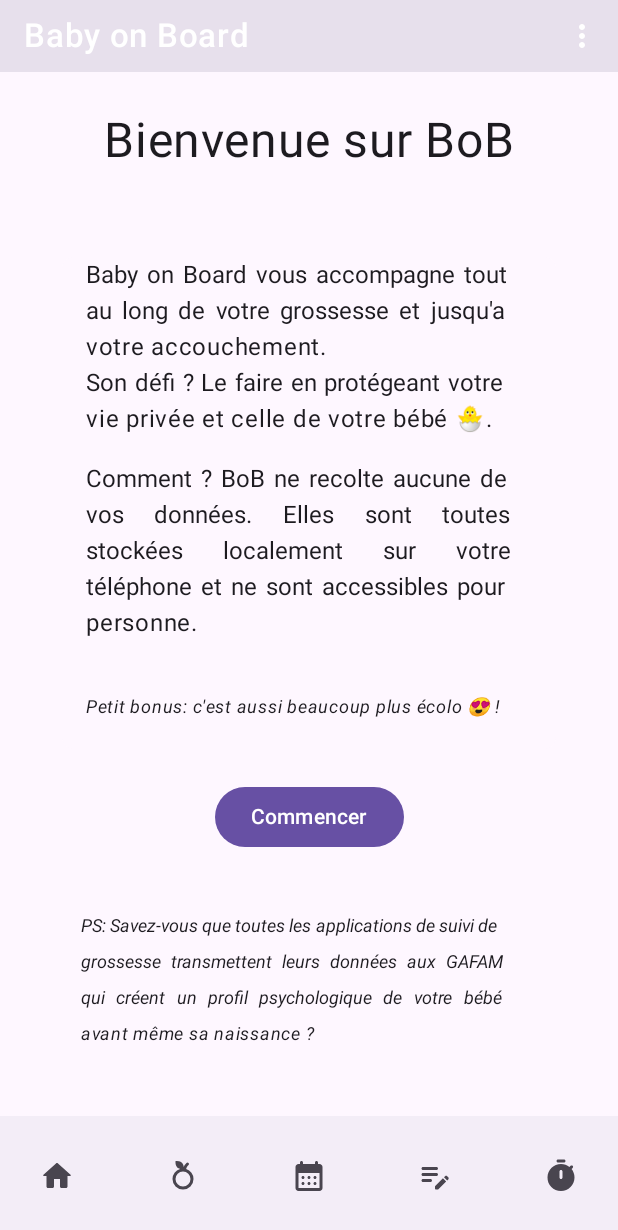
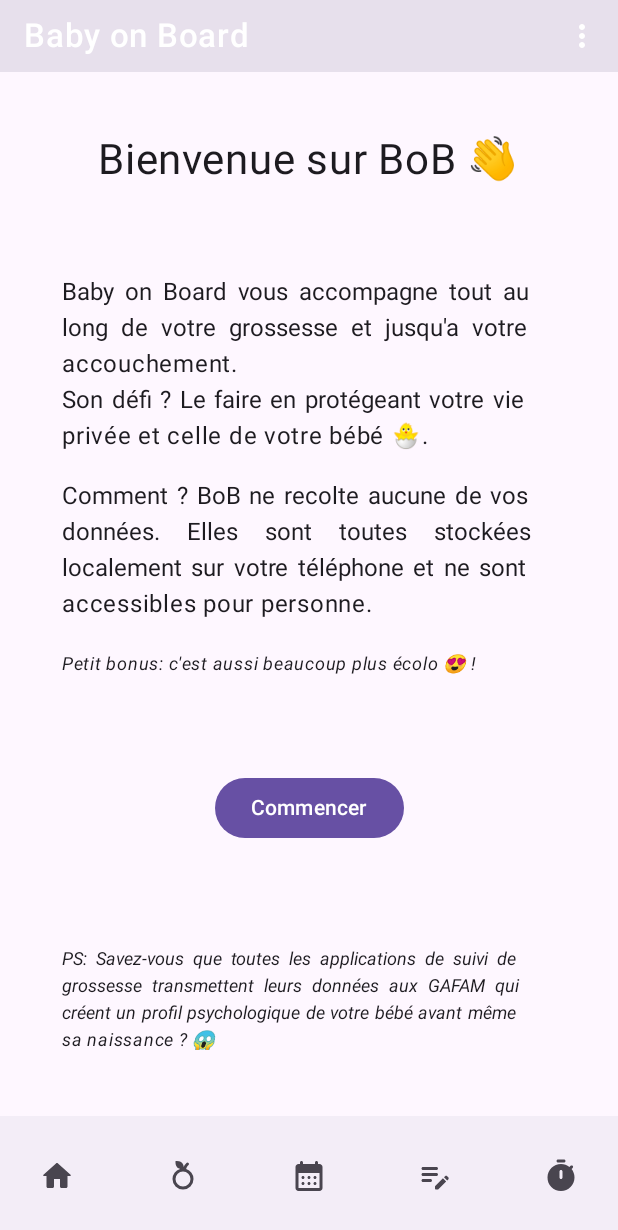
Before and after one commit to lrq3000/baby-on-board, an Android app built with Jetpack Compose: the screen it shows after launch (MainActivity), on a phone screen of 412 x 824 dp. Shown: the top 1230 px of the screen. Run offline under Robolectric (Android 15) with nearby library versions, the phone set to English and light mode, and no system bars.

Commit message:
Refactor all texts to string ressouces for WelcomeScreen Fix UI of WelcomeScreen

```diff
--- a/app/src/main/java/com/example/bob/ui/compose/WelcomeScreen.kt
+++ b/app/src/main/java/com/example/bob/ui/compose/WelcomeScreen.kt
@@ -2,14 +2,11 @@ package com.example.bob.ui.compose
 
 import androidx.compose.foundation.layout.Arrangement
 import androidx.compose.foundation.layout.Column
-import androidx.compose.foundation.layout.Spacer
 import androidx.compose.foundation.layout.fillMaxSize
 import androidx.compose.foundation.layout.fillMaxWidth
-import androidx.compose.foundation.layout.height
 import androidx.compose.foundation.layout.padding
 import androidx.compose.foundation.shape.RoundedCornerShape
 import androidx.compose.material3.Button
-import androidx.compose.material3.Surface
 import androidx.compose.material3.Text
 import androidx.compose.runtime.Composable
 import androidx.compose.ui.Alignment
@@ -20,6 +17,7 @@ import androidx.compose.ui.text.font.FontStyle
 import androidx.compose.ui.text.style.TextAlign
 import androidx.compose.ui.tooling.preview.Preview
 import androidx.compose.ui.unit.dp
+import androidx.compose.ui.unit.em
 import androidx.compose.ui.unit.sp
 import com.example.bob.R
 
@@ -29,43 +27,42 @@ fun WelcomeScreen(onButtonStartClick: () -> Unit = {}) {
     Column(
         Modifier
             .fillMaxSize()
-            .padding(vertical = 16.dp),
+            .padding(top = 16.dp),
         verticalArrangement = Arrangement.SpaceAround,
         horizontalAlignment = Alignment.CenterHorizontally
     ) {
-        Text(stringResource(R.string.welcome_on_BoB), fontSize = 32.sp)
-        Spacer(modifier = Modifier.height(16.dp))
-        Surface(
+        Text(stringResource(R.string.welcome_on_BoB, "👋"), fontSize = 28.sp)
+        Column(
             Modifier
                 .fillMaxWidth(.8f)
                 .clip(RoundedCornerShape(8.dp)),
         ) {
-            Column() {
+            Column {
+                Column(
+                    modifier = Modifier
+                        .padding(vertical = 8.dp)
+                ) {
+                    Text(
+                        text = stringResource(R.string.BoB_support),
+                        textAlign = TextAlign.Justify,
+                    )
+                    Text(
+                        text = stringResource(R.string.BoB_protect, "\uD83D\uDC23"),
+                        textAlign = TextAlign.Justify,
+                    )
+                }
                 Text(
-                    text = "Baby on Board vous accompagne tout au long de votre grossesse et jusqu'a votre accouchement.",
+                    text = stringResource(R.string.BoB_how),
                     textAlign = TextAlign.Justify,
                     modifier = Modifier
-                        .padding(horizontal = 16.dp)
+                        .padding(vertical = 8.dp)
                 )
                 Text(
-                    text = "Son défi ? Le faire en protégeant votre vie privée et celle de votre bébé \uD83D\uDC23.",
-                    textAlign = TextAlign.Justify,
-                    modifier = Modifier
-                        .padding(horizontal = 16.dp)
-                )
-                Text(
-                    text = "Comment ? BoB ne recolte aucune de vos données. Elles sont toutes stockées localement sur votre téléphone et ne sont accessibles pour personne.",
-                    textAlign = TextAlign.Justify,
-                    modifier = Modifier
-                        .padding(16.dp)
-                )
-
-                Text(
-                    text = "Petit bonus: c'est aussi beaucoup plus écolo \uD83D\uDE0D !",
+                    text = stringResource(R.string.BoB_ecolo, "\uD83D\uDE0D"),
                     fontStyle = FontStyle.Italic,
                     fontSize = 12.sp,
                     modifier = Modifier
-                        .padding(16.dp)
+                        .padding(vertical = 8.dp)
                 )
             }
         }
@@ -73,12 +70,13 @@ fun WelcomeScreen(onButtonStartClick: () -> Unit = {}) {
             Text(text = stringResource(R.string.start))
         }
         Text(
-            text = "PS: Savez-vous que toutes les applications de suivi de grossesse transmettent leurs données aux GAFAM qui créent un profil psychologique de votre bébé avant même sa naissance ?",
+            text = stringResource(R.string.BoB_gafam, "\uD83D\uDE31"),
             fontStyle = FontStyle.Italic,
             textAlign = TextAlign.Justify,
             fontSize = 12.sp,
+            lineHeight = 1.5.em,
             modifier = Modifier
-                .padding(16.dp)
+                .padding(vertical = 16.dp)
                 .fillMaxWidth(.8f)
         )
     }
--- a/app/src/main/res/values/strings.xml
+++ b/app/src/main/res/values/strings.xml
@@ -28,7 +28,7 @@
     <string name="start">Commencer</string>
     <string name="application_version">Version de l\'application : %s</string>
     <string name="WIP_page">Page en construction</string>
-    <string name="welcome_on_BoB">Bienvenue sur BoB</string>
+    <string name="welcome_on_BoB">Bienvenue sur BoB %s</string>
     <string name="unknown">Inconnue</string>
     <string name="last_periods">Date de vos dernière règles</string>
     <string name="last_ovulation">Date de votre ovulation</string>
@@ -46,4 +46,9 @@
     <string name="Start">Début</string>
     <string name="Duration">Durée</string>
     <string name="Frequency">Fréquence</string>
+    <string name="BoB_support">Baby on Board vous accompagne tout au long de votre grossesse et jusqu\'a votre accouchement.</string>
+    <string name="BoB_protect">Son défi ? Le faire en protégeant votre vie privée et celle de votre bébé %s.</string>
+    <string name="BoB_how">Comment ? BoB ne recolte aucune de vos données. Elles sont toutes stockées localement sur votre téléphone et ne sont accessibles pour personne.</string>
+    <string name="BoB_ecolo">Petit bonus: c\'est aussi beaucoup plus écolo %s !</string>
+    <string name="BoB_gafam">PS: Savez-vous que toutes les applications de suivi de grossesse transmettent leurs données aux GAFAM qui créent un profil psychologique de votre bébé avant même sa naissance ? %s</string>
 </resources>
```
